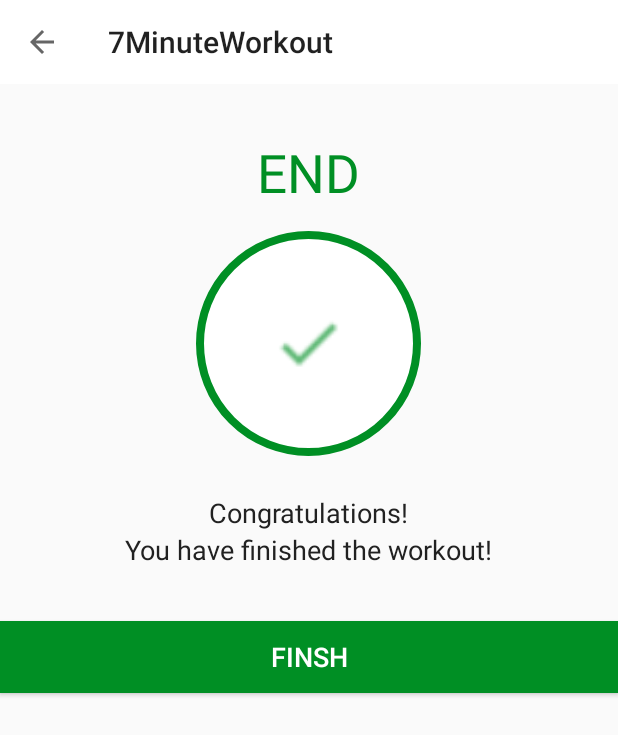
After one commit to HiroshiNov/7Minuteworkout, an Android app: the FinishActivity screen opened directly, with no data from a screen before it, on a phone screen of 412 x 824 dp. The commit adds this screen. Shown: the top 735 px of the screen. Run offline under Robolectric (Android 15) with nearby library versions, the phone set to English and light mode, and no system bars; libraries missing offline, so code that uses them is left out: jp.hiroshi.nov.

Commit message:
Complete lesson152

```diff
--- a/app/src/main/AndroidManifest.xml
+++ b/app/src/main/AndroidManifest.xml
@@ -9,9 +9,14 @@
         android:roundIcon="@mipmap/ic_launcher_round"
         android:supportsRtl="true"
         android:theme="@style/AppTheme">
-        <activity android:name=".ExerciseActivity"
+        <activity android:name=".FinishActivity"
             android:screenOrientation="portrait"
-            android:theme="@style/Theme.AppCompat.NoActionBar"></activity>
+            android:theme="@style/Theme.AppCompat.Light.NoActionBar">
+        ></activity>
+        <activity
+            android:name=".ExerciseActivity"
+            android:screenOrientation="portrait"
+            android:theme="@style/Theme.AppCompat.Light.NoActionBar" />
         <activity
             android:name=".MainActivity"
             android:screenOrientation="portrait"
--- a/app/src/main/java/jp/hiroshi/nov/m/a7minuteworkout/ExerciseActivity.kt
+++ b/app/src/main/java/jp/hiroshi/nov/m/a7minuteworkout/ExerciseActivity.kt
@@ -1,5 +1,6 @@
 package jp.hiroshi.nov.m.a7minuteworkout
 
+import android.content.Intent
 import android.media.MediaPlayer
 import androidx.appcompat.app.AppCompatActivity
 import android.os.Bundle
@@ -18,11 +19,11 @@ class ExerciseActivity : AppCompatActivity(), TextToSpeech.OnInitListener {
 
     private var restTimer: CountDownTimer? = null
     private var restProgress = 0
-
+    private var restTimerDuration: Long = 1
     private var exerciseTimer: CountDownTimer? = null
     private var exerciseProgress = 0
 
-    private var exerciseTimerDuration: Long = 30
+    private var exerciseTimerDuration: Long = 1
 
     private var exerciseList: ArrayList<ExerciseModel>? = null
     private var currentExercisePosition = -1
@@ -85,7 +86,7 @@ class ExerciseActivity : AppCompatActivity(), TextToSpeech.OnInitListener {
 
     private fun setRestProgressBar() {
         progressBar.progress = restProgress
-        restTimer = object : CountDownTimer(10000, 1000) {
+        restTimer = object : CountDownTimer(restTimerDuration * 1000, 1000) {
             override fun onTick(p0: Long) {
                 restProgress++
                 progressBar.progress = 10 - restProgress
@@ -132,11 +133,14 @@ class ExerciseActivity : AppCompatActivity(), TextToSpeech.OnInitListener {
 
                     setupRestView()
                 } else {
-                    Toast.makeText(
-                        this@ExerciseActivity,
-                        "Congratulations! You have completed the 7 minutes workout.",
-                        Toast.LENGTH_LONG
-                    ).show()
+//                    Toast.makeText(
+//                        this@ExerciseActivity,
+//                        "Congratulations! You have completed the 7 minutes workout.",
+//                        Toast.LENGTH_LONG
+//                    ).show()
+                    finish()
+                    val intent = Intent(this@ExerciseActivity, FinishActivity::class.java)
+                    startActivity(intent)
                 }
             }
         }.start()
--- /dev/null
+++ b/app/src/main/java/jp/hiroshi/nov/m/a7minuteworkout/FinishActivity.kt
@@ -0,0 +1,28 @@
+package jp.hiroshi.nov.m.a7minuteworkout
+
+import androidx.appcompat.app.AppCompatActivity
+import android.os.Bundle
+import kotlinx.android.synthetic.main.activity_finish.*
+
+class FinishActivity : AppCompatActivity() {
+
+    override fun onCreate(savedInstanceState: Bundle?) {
+        super.onCreate(savedInstanceState)
+        setContentView(R.layout.activity_finish)
+
+        setSupportActionBar(toolbar_finish_activity)
+        val actionbar = supportActionBar
+        if (actionbar != null){
+            actionbar.setDisplayHomeAsUpEnabled(true)
+        }
+
+        toolbar_finish_activity.setNavigationOnClickListener {
+            onBackPressed()
+        }
+
+
+        btnFinish.setOnClickListener {
+            finish()
+        }
+    }
+}
--- /dev/null
+++ b/app/src/main/res/layout/activity_finish.xml
@@ -0,0 +1,71 @@
+<?xml version="1.0" encoding="utf-8"?>
+<LinearLayout xmlns:android="http://schemas.android.com/apk/res/android"
+    xmlns:app="http://schemas.android.com/apk/res-auto"
+    xmlns:tools="http://schemas.android.com/tools"
+    android:layout_width="match_parent"
+    android:layout_height="match_parent"
+    tools:context=".FinishActivity"
+    android:orientation="vertical"
+    android:gravity="center_horizontal">
+
+        <androidx.appcompat.widget.Toolbar
+            android:id="@+id/toolbar_finish_activity"
+            android:layout_width="match_parent"
+            android:layout_height="?android:attr/actionBarSize"
+            android:background="#FFFFFF"/>
+
+        <TextView
+            android:id="@+id/tvEnd"
+            android:layout_width="wrap_content"
+            android:layout_height="wrap_content"
+            android:layout_marginTop="35dp"
+            android:text="END"
+            android:textColor="@color/colorAccent"
+            android:textSize="35sp"
+            />
+
+        <LinearLayout
+            android:layout_width="150dp"
+            android:layout_height="150dp"
+            android:gravity="center"
+            android:layout_marginTop="15dp"
+            android:background="@drawable/item_circular_color_accent_border"
+            android:layout_gravity="center">
+
+            <ImageView
+                android:layout_width="50dp"
+                android:layout_height="50dp"
+                android:contentDescription="@string/image"
+                android:src="@drawable/ic_action_done"/>
+
+
+        </LinearLayout>
+
+        <TextView
+            android:layout_width="wrap_content"
+            android:layout_height="wrap_content"
+            android:layout_marginTop="25dp"
+            android:text="Congratulations!"
+            android:textColor="#212121"
+            android:textSize="18sp"/>
+
+        <TextView
+            android:layout_width="wrap_content"
+            android:layout_height="wrap_content"
+            android:text="You have finished the workout!"
+            android:textColor="#212121"
+            android:textSize="18sp"/>
+
+        <Button
+            android:id="@+id/btnFinish"
+            android:layout_width="match_parent"
+            android:layout_height="wrap_content"
+            android:layout_gravity="bottom"
+            android:layout_marginTop="35dp"
+            android:background="@color/colorAccent"
+            android:text="FINSH"
+            android:textColor="@color/White"
+            android:textSize="18sp"/>
+
+
+</LinearLayout>
```
Also changed, not shown: app/src/main/res/drawable/ic_action_done.png (added).
